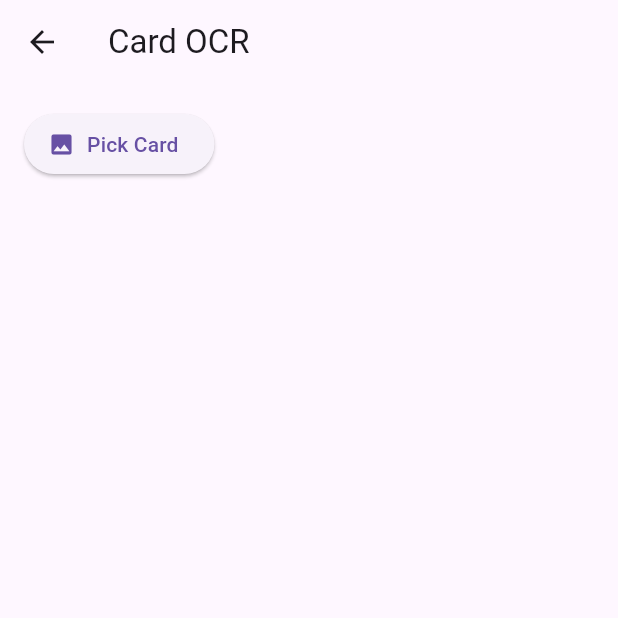
After one commit to Adilchf/ocr_plugin, a Flutter app: the screen it shows after launch, after a tap on "Certificat D'Existance", on a phone screen of 412 x 824 dp, the top half of it. The commit adds this screen. Run offline on Flutter 3.47's test engine with Material 3 defaults, Android fonts, the phone set to English and light mode, and no system bars; our stand-ins replace image_picker, plugin_platform_interface; missing offline and left inert: google_mlkit_face_detection, google_mlkit_text_recognition.

```diff
--- /dev/null
+++ b/example/lib/CertificatExistance.dart
@@ -0,0 +1,99 @@
+import 'dart:io';
+import 'package:flutter/material.dart';
+import 'package:image_picker/image_picker.dart';
+import 'package:ocr_plugin/ocr_plugin.dart'; // replace with your actual plugin
+
+class CertificatExistance extends StatefulWidget {
+  const CertificatExistance({super.key});
+
+  @override
+  State<CertificatExistance> createState() => _CertificatExistanceState();
+}
+
+class _CertificatExistanceState extends State<CertificatExistance> {
+  OcrResult? _result;
+  bool _loading = false;
+
+  Future<void> _pickAndExtract() async {
+    final picker = ImagePicker();
+    final pickedFile = await picker.pickImage(source: ImageSource.gallery);
+
+    if (pickedFile == null) return;
+
+    setState(() => _loading = true);
+
+    final file = File(pickedFile.path);
+    final result = await OcrPlugin.extractData(file);
+
+    setState(() {
+      _result = result;
+      _loading = false;
+    });
+  }
+
+  @override
+  Widget build(BuildContext context) {
+    final hasResult = _result != null && !_loading;
+    final hasFace =
+        hasResult && _result!.facePath != null && _result!.facePath!.isNotEmpty;
+
+    return Scaffold(
+      appBar: AppBar(title: const Text("Card OCR")),
+      body: Padding(
+        padding: const EdgeInsets.all(16.0),
+        child: Column(
+          crossAxisAlignment: CrossAxisAlignment.start,
+          children: [
+            ElevatedButton.icon(
+              icon: const Icon(Icons.image),
+              label: const Text("Pick Card"),
+              onPressed: _pickAndExtract,
+            ),
+            const SizedBox(height: 20),
+
+            if (_loading) const Center(child: CircularProgressIndicator()),
+
+            if (hasResult)
+              Expanded(
+                child: ListView(
+                  children: [
+                    // --- Extracted data ---
+                    _kv('BP', _result!.bp),
+                    _kv('Numero Article', _result!.articleNumber),
+                    _kv('Numero Registre Commerce', _result!.rcn),
+
+                    const SizedBox(height: 16),
+                    const Divider(height: 1),
+                    const SizedBox(height: 16),
+
+                    // --- Cropped face photo printed BELOW the data ---
+                  ],
+                ),
+              ),
+          ],
+        ),
+      ),
+    );
+  }
+
+  Widget _kv(String label, String? value) {
+    if (value == null || value.isEmpty) return const SizedBox.shrink();
+    return Padding(
+      padding: const EdgeInsets.only(bottom: 8.0),
+      child: Row(
+        crossAxisAlignment: CrossAxisAlignment.start,
+        children: [
+          SizedBox(
+            width: 150,
+            child: Text(
+              label,
+              style: const TextStyle(fontWeight: FontWeight.w600),
+            ),
+          ),
+          const SizedBox(width: 8),
+          Expanded(child: Text(value)),
+        ],
+      ),
+    );
+  }
+}
--- a/example/lib/main.dart
+++ b/example/lib/main.dart
@@ -1,7 +1,11 @@
 import 'package:flutter/material.dart';
 import 'package:ocr_plugin_example/AttestationFiscale.dart';
+import 'package:ocr_plugin_example/CertificatExistance.dart';
+import 'package:ocr_plugin_example/Certificatexistance.dart'
+    hide CertificatExistance;
 import 'package:ocr_plugin_example/IdCardPage.dart';
 import 'package:ocr_plugin_example/PassportPage.dart';
+import 'package:ocr_plugin_example/RegistreCommerce.dart';
 
 void main() {
   runApp(const MyApp());
@@ -61,6 +65,28 @@ class MainPage extends StatelessWidget {
                 );
               },
             ),
+            ElevatedButton(
+              child: const Text("Certificat D'Existance"),
+              onPressed: () {
+                Navigator.push(
+                  context,
+                  MaterialPageRoute(
+                    builder: (context) => const CertificatExistance(),
+                  ),
+                );
+              },
+            ),
+            ElevatedButton(
+              child: const Text("Registre Commerce"),
+              onPressed: () {
+                Navigator.push(
+                  context,
+                  MaterialPageRoute(
+                    builder: (context) => const Registrecommerce(),
+                  ),
+                );
+              },
+            ),
           ],
         ),
       ),
```
Also changed, not shown: example/lib/RegistreCommerce.dart (added, +97 -0 lines), lib/ocr_plugin.dart (+108 -6 lines).
